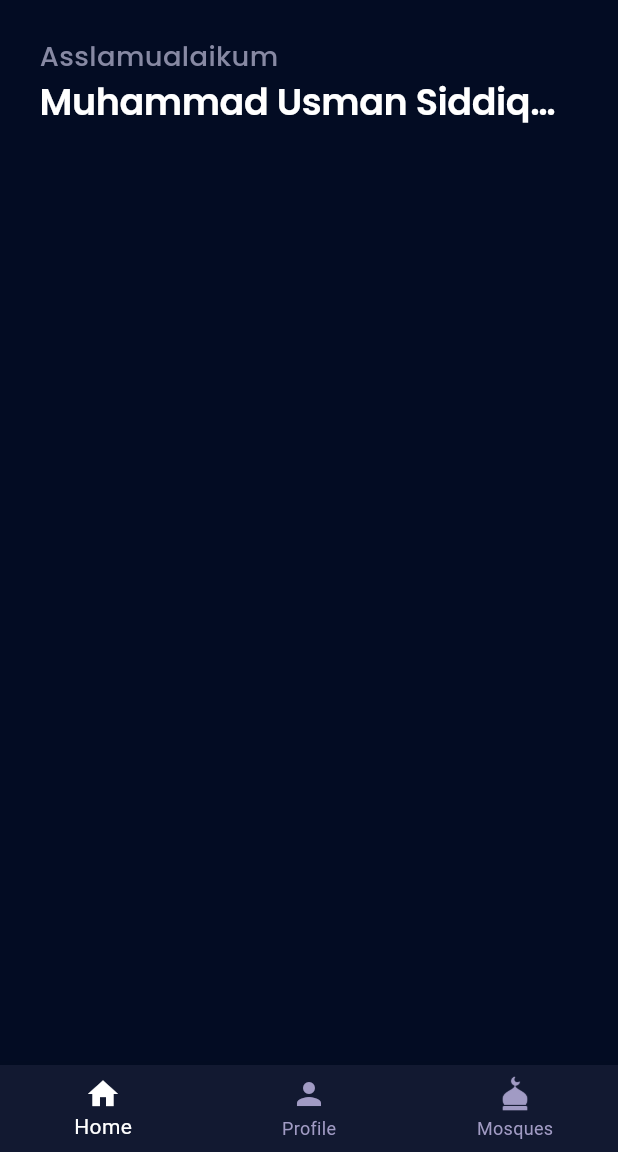
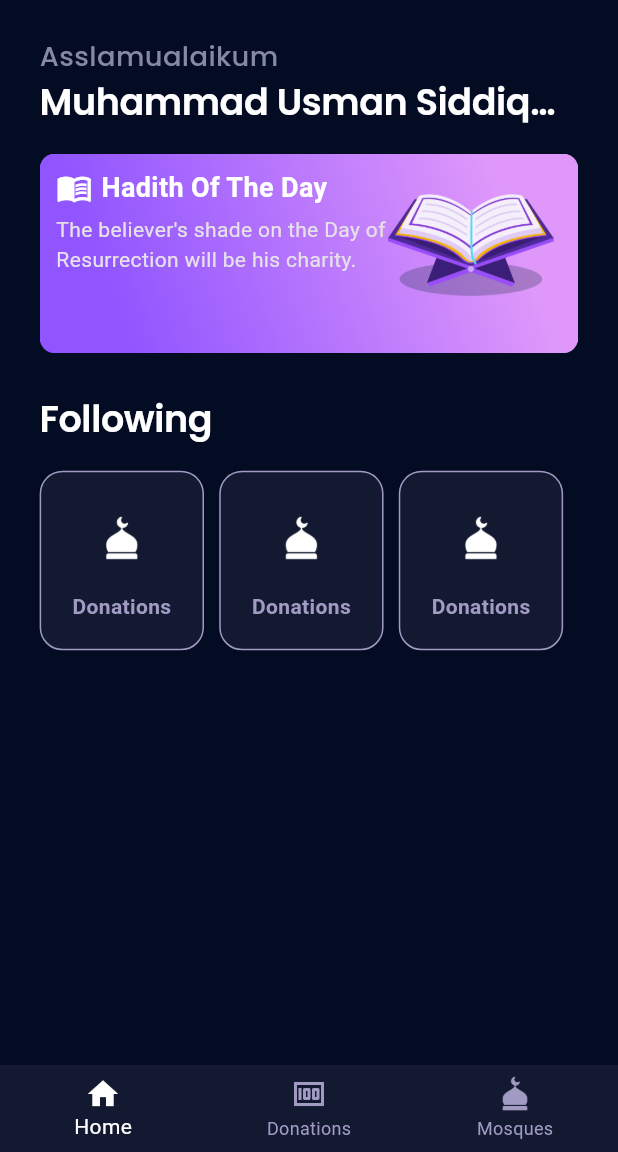
Before and after one commit to usmansiddiqui12321/Time4Taqwa, a Flutter app: the NavigatorPage screen opened directly, on a phone screen of 412 x 824 dp, the part 84-1236 px from its top. Run offline on Flutter 3.47's test engine with Material 3 defaults, Android fonts, the light colour scheme and no system bars; our stand-ins replace flutter_screenutil, geolocator, get, get_storage, google_fonts, google_maps_flutter and 1 more; missing offline and left inert: flutter_stripe; accounts and stored records are empty; network calls fail; project files that could hold a hidden picture were left out.

Commit message:
Chnages on homePage

```diff
--- /dev/null
+++ b/lib/controllers/home_page_controller.dart
@@ -0,0 +1,28 @@
+import 'dart:async';
+import 'dart:developer';
+
+import 'package:time4taqwa/exportall.dart';
+
+class HomePageController extends GetxController {
+  List<String> hadithList = [
+    "The believer's shade on the Day of Resurrection will be his charity.",
+    "A kind word and forgiveness are better than charity followed by injury. Allah is Self-Sufficient, Forbearing.",
+    "Charity does not decrease wealth;"
+  ];
+  int currentIndex = 0;
+  Timer? timer;
+
+  String changeHadith() {
+    // Clear the existing timer
+    timer?.cancel();
+
+    // Create a new timer
+    timer = Timer.periodic(const Duration(seconds: 5), (Timer timer) {
+      currentIndex = (currentIndex + 1) % hadithList.length;
+      log("$currentIndex===========================");
+      update();
+    });
+
+    return hadithList[currentIndex];
+  }
+}
--- a/lib/views/home_page.dart
+++ b/lib/views/home_page.dart
@@ -1,3 +1,4 @@
+import 'package:time4taqwa/controllers/home_page_controller.dart';
 import 'package:time4taqwa/exportall.dart';
 
 class HomePage extends StatefulWidget {
@@ -8,17 +9,14 @@ class HomePage extends StatefulWidget {
 }
 
 class _HomePageState extends State<HomePage> {
-  // var  scaffoldKey = GlobalKey<ScaffoldState>();
+  final homecontroller = Get.put(HomePageController());
   var scaffoldKey = GlobalKey<ScaffoldState>();
   final themecontroller = ThemeController();
   @override
   Widget build(BuildContext context) {
     return Scaffold(
-      // backgroundColor: AppColors.primaryColor,
       key: scaffoldKey,
       appBar: AppBar(
-        // backgroundColor: AppColors.primaryColor,
-        // backgroundColor: ,
         leading: Padding(
           padding: EdgeInsets.only(left: 24.w),
           child: GestureDetector(
@@ -31,27 +29,6 @@ class _HomePageState extends State<HomePage> {
                 image: const AssetImage("assets/drawer.png")),
           ),
         ),
-        // actions: [
-        //   GetBuilder(
-        //       init: themecontroller,
-        //       builder: (controller) {
-        //         return Padding(
-        //           padding: EdgeInsets.only(right: 24.w),
-        //           child: Switch(
-        //             value: controller.isDarkMode,
-        //             onChanged: (val) {
-        //               controller.toggleTheme();
-        //               if (kDebugMode) {
-        //                 print(controller.isDarkMode.toString());
-        //               }
-        //               Get.changeThemeMode(controller.isDarkMode
-        //                   ? ThemeMode.dark
-        //                   : ThemeMode.light);
-        //             },
-        //           ),
-        //         );
-        //       }),
-        // ],
         title: const Text(
           lsk.appname,
           textAlign: TextAlign.center,
@@ -72,7 +49,6 @@ class _HomePageState extends State<HomePage> {
                 fontSize: 18.sp,
                 fontFamily: 'Poppins',
                 fontWeight: FontWeight.w500,
-
               ),
             ),
             4.h.verticalSpace,
@@ -81,6 +57,106 @@ class _HomePageState extends State<HomePage> {
               maxLines: 1,
               lsk.username,
               style: Theme.of(context).textTheme.displayLarge,
+            ),
+            20.h.verticalSpace,
+            Stack(
+              children: [
+                Container(
+                  // width: 326.w,
+                  height: 131.h,
+                  decoration: ShapeDecoration(
+                    gradient: const LinearGradient(
+                      begin: Alignment(0.71, -0.71),
+                      end: Alignment(-0.71, 0.71),
+                      colors: [Color(0xFFDF98FA), Color(0xFF9055FF)],
+                    ),
+                    shape: RoundedRectangleBorder(
+                      borderRadius: BorderRadius.circular(10),
+                    ),
+                  ),
+                ),
+                Positioned(
+                    top: 10.h,
+                    left: 10.w,
+                    child: Row(
+                      children: [
+                        const Icon(
+                          Icons.menu_book_outlined,
+                          color: Colors.white,
+                        ),
+                        5.w.horizontalSpace,
+                        const Text(
+                          "Hadith Of The Day",
+                          style: TextStyle(
+                              color: Colors.white,
+                              fontWeight: FontWeight.bold,
+                              fontSize: 18),
+                        ),
+                      ],
+                    )),
+                Positioned(
+                    top: 10.h,
+                    right: 15.w,
+                    child: Image(
+                      image: const AssetImage("assets/Quran.png"),
+                      height: 100.h,
+                      width: 100.w,
+                    )),
+                GetBuilder(
+                    init: homecontroller,
+                    builder: (controller) {
+                      return Positioned(
+                          top: 40.h,
+                          left: 10.w,
+                          child: SizedBox(
+                              width: 210.w,
+                              height: 100.h,
+                              child: Text(controller.changeHadith())));
+                    }),
+              ],
+            ),
+            30.h.verticalSpace,
+            Text(
+              "Following",
+              style: Theme.of(context).textTheme.displayLarge,
+            ),
+            20.h.verticalSpace,
+            GridView.builder(
+              itemCount: 3,
+              shrinkWrap: true,
+              // padding: EdgeInsets.only(right: 10),
+              gridDelegate: const SliverGridDelegateWithFixedCrossAxisCount(
+                  crossAxisCount: 3),
+              itemBuilder: (context, index) {
+                return Padding(
+                  padding: EdgeInsets.only(right: 10.r),
+                  child: Container(
+                    height: 100.h,
+                    width: 100.w,
+                    decoration: BoxDecoration(
+                        border: Border.all(color: AppColors.lightTextColor),
+                        color: const Color(0xFF121931),
+                        borderRadius: BorderRadius.circular(15.r)),
+                    child: Column(
+                      mainAxisAlignment: MainAxisAlignment.center,
+                      children: [
+                        10.h.verticalSpace,
+                        const ImageIcon(
+                          AssetImage("assets/mosque_marker.png"),
+                          size: 30,
+                        ),
+                        20.h.verticalSpace,
+                        const Text(
+                          "Donations",
+                          style: TextStyle(
+                              color: AppColors.lightTextColor,
+                              fontWeight: FontWeight.bold),
+                        )
+                      ],
+                    ),
+                  ),
+                );
+              },
             )
           ],
         ),
--- a/lib/views/navigator_page.dart
+++ b/lib/views/navigator_page.dart
@@ -52,8 +52,8 @@ class _NavigatorPageState extends State<NavigatorPage> {
                 label: 'Home',
               ),
               BottomNavigationBarItem(
-                icon: Icon(Icons.person),
-                label: 'Profile',
+                icon: Icon(Icons.money),
+                label: 'Donations',
               ),
               BottomNavigationBarItem(
                 icon: ImageIcon(AssetImage('assets/mosque.png')),
```
